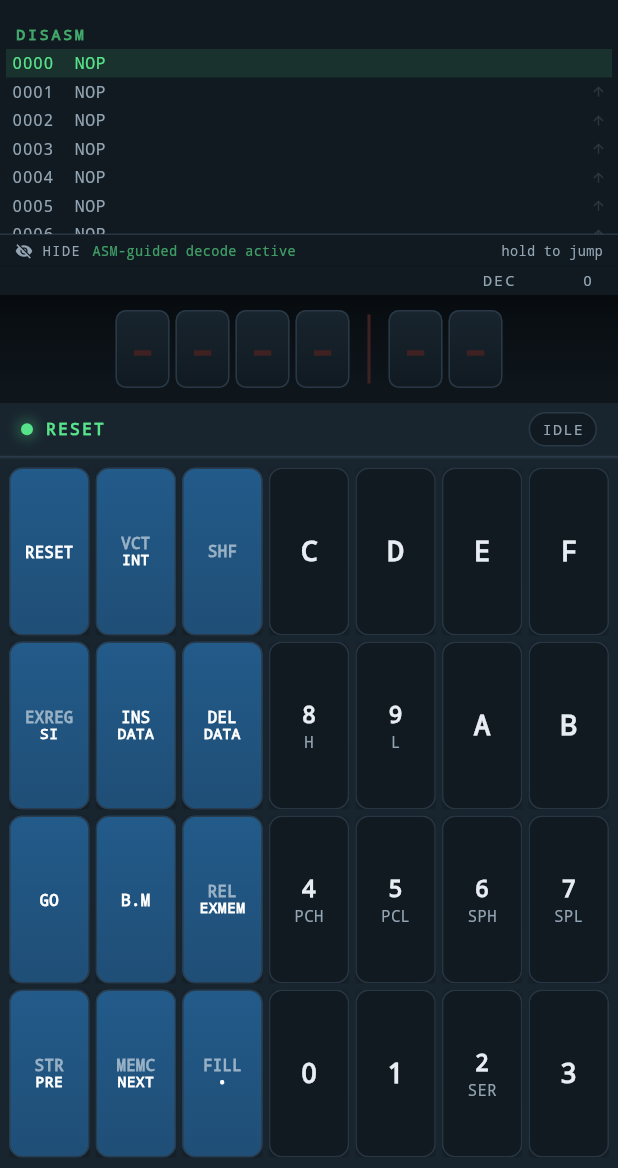
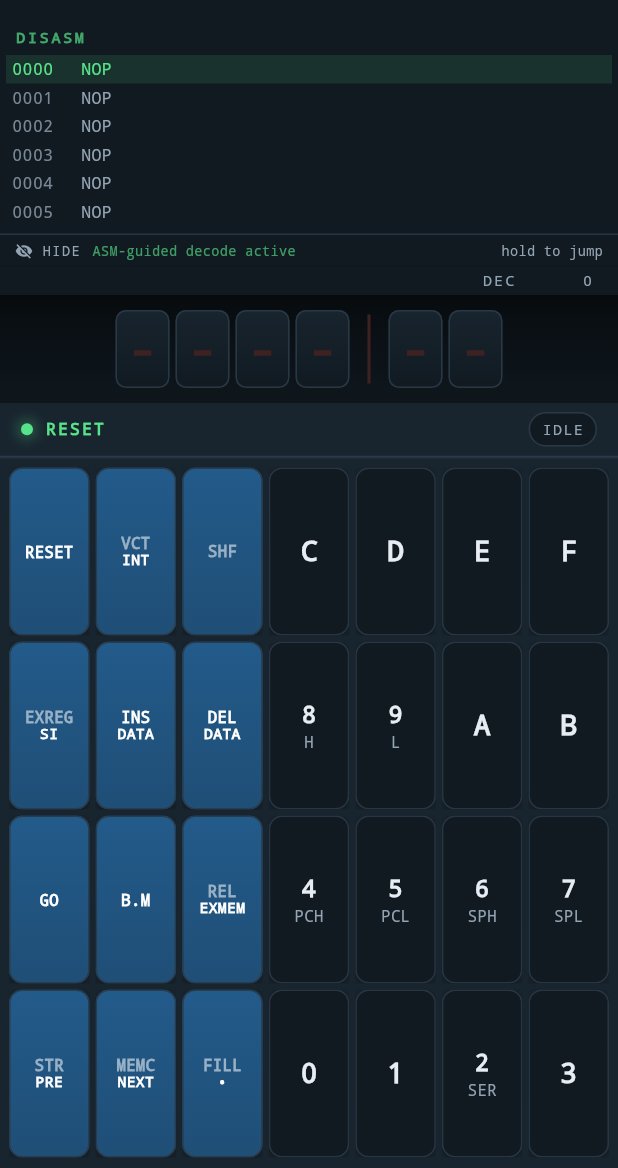
Before and after one commit to forgeVII-org/KIT85, a Flutter app: the screen it shows after launch, on a phone screen of 412 x 824 dp, the part 68-1236 px from its top. Run offline on Flutter 3.47's test engine with Material 3 defaults, Android fonts, the light colour scheme and no system bars; our stand-ins replace google_fonts; network calls fail.

Commit message:
Release web app and desktop-ready responsive layout

```diff
--- a/lib/screens/kit_screen.dart
+++ b/lib/screens/kit_screen.dart
@@ -1057,7 +1057,7 @@ class KitScreenState extends State<KitScreen> {
   @override
   Widget build(BuildContext context) {
     final screenWidth = MediaQuery.sizeOf(context).width;
-    final isWideLayout = screenWidth >= 980;
+    final isWideLayout = screenWidth >= 1000;
     return Scaffold(
       backgroundColor: kBg,
       resizeToAvoidBottomInset: false,
@@ -1162,7 +1162,7 @@ class KitScreenState extends State<KitScreen> {
   // ── kit view ──────────────────────────────────────────────────────────────
   Widget _buildKitView(bool isWideLayout, double screenWidth) {
     if (isWideLayout) {
-      final disasmWidth = (screenWidth * 0.34).clamp(300.0, 460.0).toDouble();
+      final disasmWidth = (screenWidth * 0.33).clamp(340.0, 540.0).toDouble();
       return Row(children: [
         SizedBox(width: disasmWidth, child: DisasmPanel(state: this)),
         Expanded(
--- a/lib/utils/update_checker.dart
+++ b/lib/utils/update_checker.dart
@@ -24,11 +24,6 @@ class UpdateChecker {
       if (_isNewer(latestTag, kAppVersion)) {
         if (context.mounted) {
           _showDialog(context, latestTag, notes, downloadUrl);
-        }
-      } else {
-        // App is up to date
-        if (context.mounted) {
-          _showSnackbar(context, '✓ App is up to date (v$kAppVersion)');
         }
       }
     } catch (e) {
--- a/lib/widgets/disasm_panel.dart
+++ b/lib/widgets/disasm_panel.dart
@@ -20,8 +20,12 @@ class _DisasmPanelState extends State<DisasmPanel> {
 
   @override
   Widget build(BuildContext context) {
+    return LayoutBuilder(builder: (context, c) {
       final s = widget.state;
       final lines = s.getDisasm();
+      final hasBoundedHeight = c.maxHeight.isFinite;
+      final isDesktopPanel = hasBoundedHeight && c.maxHeight > 260;
+      final rowHeight = isDesktopPanel ? 22.0 : 19.0;
 
       int hlAddr = s.addrBuf;
       int hlIdx = 0;
@@ -37,22 +41,25 @@ class _DisasmPanelState extends State<DisasmPanel> {
 
       WidgetsBinding.instance.addPostFrameCallback((_) {
         if (!_scroll.hasClients) return;
-      const lineH = 19.0;
-      final offset =
-          ((hlIdx - 4) * lineH).clamp(0.0, _scroll.position.maxScrollExtent);
+        final offset = ((hlIdx - 6) * rowHeight)
+            .clamp(0.0, _scroll.position.maxScrollExtent);
         _scroll.jumpTo(offset);
       });
 
       return Container(
-      height: 146,
+        height: isDesktopPanel ? c.maxHeight : 146,
         decoration: BoxDecoration(
           color: kSurface,
-        border:
-            Border(bottom: BorderSide(color: kBorder.withValues(alpha: 0.9))),
+          border: Border(
+            bottom: BorderSide(color: kBorder.withValues(alpha: 0.9)),
+            right: isDesktopPanel
+                ? BorderSide(color: kBorder.withValues(alpha: 0.9))
+                : BorderSide.none,
+          ),
         ),
         child: Column(crossAxisAlignment: CrossAxisAlignment.start, children: [
           Padding(
-            padding: const EdgeInsets.fromLTRB(10, 5, 10, 2),
+              padding: const EdgeInsets.fromLTRB(10, 7, 10, 4),
               child: Text('DISASM',
                   style: TextStyle(
                       color: kGreen.withValues(alpha: 0.7),
@@ -69,28 +76,43 @@ class _DisasmPanelState extends State<DisasmPanel> {
               final l = lines[i];
               final active = l['addr'] == hlAddr;
               final addr = l['addr'] as int;
+              final addrText =
+                  addr.toRadixString(16).toUpperCase().padLeft(4, '0');
               return RepaintBoundary(
                   child: GestureDetector(
                 onLongPress: () => s.jumpToAddr(addr),
-              child: Container(
-                height: 19,
+                child: AnimatedContainer(
+                  duration: const Duration(milliseconds: 120),
+                  height: rowHeight,
                   color: active
                       ? kGreen.withValues(alpha: 0.12)
                       : Colors.transparent,
                   padding: const EdgeInsets.symmetric(horizontal: 4),
                   child: Row(children: [
+                    SizedBox(
+                      width: 40,
+                      child: Text(
+                        addrText,
+                        style: TextStyle(
+                            color: active
+                                ? kGreen
+                                : kTextDim.withValues(alpha: 0.8),
+                            fontSize: 11,
+                            fontFamily: kMono,
+                            letterSpacing: 0.3),
+                      ),
+                    ),
+                    const SizedBox(width: 6),
                     Expanded(
                         child: Text(
-                    '${addr.toRadixString(16).toUpperCase().padLeft(4, '0')}  ${l['line']}',
+                      l['line'] as String,
+                      overflow: TextOverflow.ellipsis,
                       style: TextStyle(
                           color: active ? kGreen : kTextDim,
                           fontSize: 11,
                           fontFamily: kMono,
-                        letterSpacing: 0.35),
+                          letterSpacing: 0.25),
                     )),
-                  if (!active)
-                    Icon(Icons.arrow_upward,
-                        size: 10, color: kTextDim.withValues(alpha: 0.2)),
                   ]),
                 ),
               ));
@@ -98,6 +120,7 @@ class _DisasmPanelState extends State<DisasmPanel> {
           )),
         ]),
       );
+    });
   }
 }
 
```
Also changed, not shown: lib/screens/splash_screen.dart (+8 -5 lines), lib/widgets/asm_view.dart (+121 -26 lines), docs/app/favicon.png, docs/app/icons/Icon-192.png, docs/app/icons/Icon-512.png, docs/app/icons/Icon-maskable-192.png, docs/app/icons/Icon-maskable-512.png, 11 other files. Lines whose indentation alone changed are shown as unchanged.
